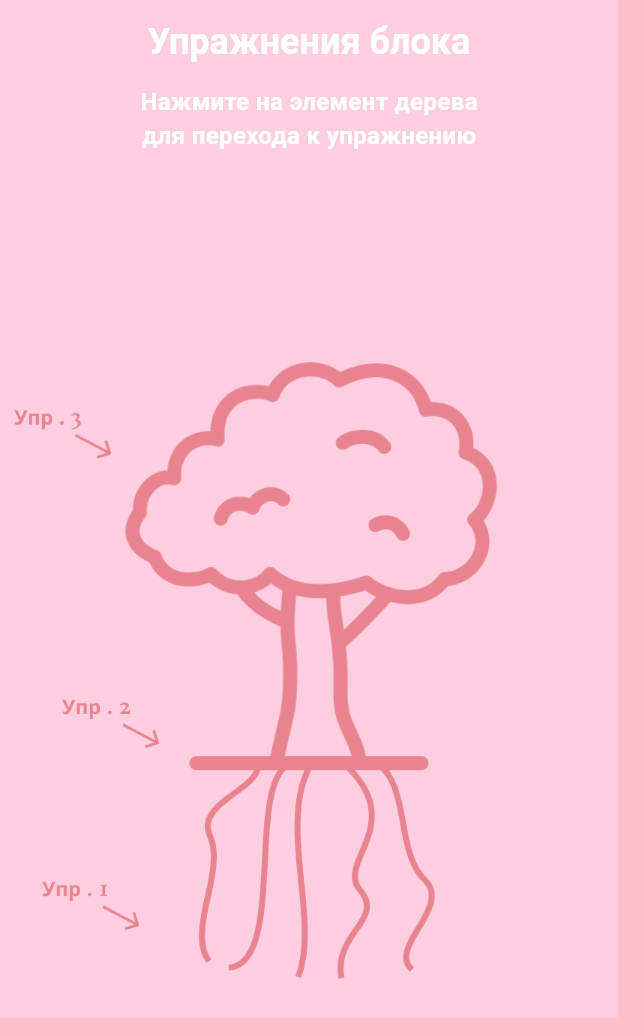
After one commit to horekDEV/self_love, a Flutter app: the TaskPage screen opened by its route, on a phone screen of 412 x 824 dp. The commit adds this screen. Shown: the top 1018 px of the screen. Run offline on Flutter 3.47's test engine with Material 3 defaults, Android fonts, the phone set to English and light mode, and no system bars; our stand-ins replace carousel_slider, fl_chart, flutter_svg, fluttertoast; missing offline and left inert: re_svg; project files that could hold a hidden picture were left out; key blocks and very long unbroken strings in the code were emptied for the run.

Commit message:
13.01.2025 commit

```diff
--- a/lib/features/myApp.dart
+++ b/lib/features/myApp.dart
@@ -1,9 +1,11 @@
 import 'package:flutter/cupertino.dart';
 import 'package:flutter/material.dart';
 import 'package:self_love/pages/main/main_page.dart';
+import 'package:self_love/pages/main/road_page.dart';
 import 'package:self_love/pages/profile/profile_page.dart';
 import 'package:self_love/pages/registration/register_page.dart';
 import 'package:self_love/pages/registration/send_code_page.dart';
+import 'package:self_love/pages/task_activity/task_page.dart';
 import 'package:self_love/pages/task_activity/test_page.dart';
 
 import '../pages/home_page.dart';
@@ -26,7 +28,9 @@ class MyApp extends StatelessWidget {
         '/code': (BuildContext context) => const SendCodePage(),
         '/profile': (BuildContext context) => const ProfilePage(),
         '/main': (BuildContext context) => const MainPage(),
-        '/test': (BuildContext context) => const TestPage()
+        '/test': (BuildContext context) => const TestPage(),
+        '/road': (BuildContext context) => const RoadPage(),
+        '/task': (BuildContext context) => const TaskPage()
       },
     );
   }
--- /dev/null
+++ b/lib/pages/task_activity/task_page.dart
@@ -0,0 +1,97 @@
+import 'package:flutter/material.dart';
+import 'package:self_love/pages/task_activity/task_screen_1.dart';
+import 'package:self_love/pages/task_activity/task_screen_2.dart';
+import 'package:self_love/pages/task_activity/task_screen_3.dart';
+
+class TaskPage extends StatefulWidget {
+  const TaskPage({super.key});
+
+  @override
+  State<TaskPage> createState() => _TaskPageState();
+}
+
+class _TaskPageState extends State<TaskPage> {
+  @override
+  Widget build(BuildContext context) {
+    return Scaffold(
+      backgroundColor: const Color(0xFFFDCEDF),
+      appBar: AppBar(
+        backgroundColor: const Color(0xFFFDCEDF),
+        leading: const SizedBox(),
+        centerTitle: true,
+        title: const Text(
+            'Упражнения блока',
+            style: TextStyle(
+              color: Colors.white,
+              fontSize: 24,
+              fontWeight: FontWeight.bold,
+            ),
+          ),
+      ),
+      body: Stack(
+        children: [
+          Column(
+            crossAxisAlignment: CrossAxisAlignment.center,
+            children: [
+              SizedBox(width: MediaQuery.of(context).size.width,),
+              const Text(
+                'Нажмите на элемент дерева',
+                style: TextStyle(
+                  color: Colors.white,
+                  fontSize: 16,
+                  fontWeight: FontWeight.bold,
+                ),
+              ),
+              const Text(
+                'для перехода к упражнению',
+                style: TextStyle(
+                  color: Colors.white,
+                  fontSize: 16,
+                  fontWeight: FontWeight.bold,
+                ),
+              ),
+            ]
+          ),
+          Center(child: SizedBox(width: 300, child: Image.asset('assets/taskIcons/tree.png'))),
+          Center(child: Column(
+            mainAxisAlignment: MainAxisAlignment.center,
+            children: [
+              GestureDetector(
+                child: Container(
+                  width: 260, height: 170,
+                  decoration: const BoxDecoration(color: Colors.transparent)
+                ),
+                onTap: () => Navigator.of(context).push(MaterialPageRoute(builder: (context) => const TaskScreen3()))
+              ),
+               GestureDetector(
+                child: Container(
+                  width: 90, height: 110,
+                  decoration: const BoxDecoration(color: Colors.transparent)
+                ),
+                onTap: () => Navigator.of(context).push(MaterialPageRoute(builder: (context) => const TaskScreen2()))
+              ),
+              GestureDetector(
+                child: Container(
+                  width: 180, height: 150,
+                  decoration: const BoxDecoration(color: Colors.transparent)
+                ),
+                onTap: () => Navigator.of(context).push(MaterialPageRoute(builder: (context) => const TaskScreen1()))
+              )
+            ]
+          )),
+          Padding(
+            padding: EdgeInsets.only(right: MediaQuery.of(context).size.width / 2 + 100),
+            child: Row(
+              mainAxisAlignment: MainAxisAlignment.end,
+              crossAxisAlignment: CrossAxisAlignment.center,
+              children: [
+                SizedBox(height: MediaQuery.of(context).size.height),
+                SizedBox(height: 360, child: Image.asset('assets/taskIcons/tasks_sign.png'))
+              ]
+            )
+          )
+        ]
+      )
+    );
+  }
+}
--- a/lib/pages/task_activity/test_page.dart
+++ b/lib/pages/task_activity/test_page.dart
@@ -12,7 +12,7 @@ class TestPage extends StatefulWidget {
 class _TestPageState extends State<TestPage> {
   double sliderValue = 50.0;
   int count = 0;
-  static List<double> questionAnswers = List.empty();
+  List<double> questionAnswers = [];
   List<String> questions = [
     "Я принимаю себя таким(ой), какой(ая) я есть, со всеми достоинствами и недостатками.",
     "Мне не нужно одобрение окружающих, чтобы чувствовать себя ценным(ой).",
@@ -112,7 +112,6 @@ class _TestPageState extends State<TestPage> {
             InkWell(
               onTap: () {
                 setState(() {
-                  // FIXME(Сделать переключение вопросов корректным)
                   questionAnswers.add(sliderValue);
                   if (count == questions.length - 1) {
                     Fluttertoast.showToast(
--- a/pubspec.yaml
+++ b/pubspec.yaml
@@ -69,6 +69,8 @@ flutter:
     - assets/mainIcons/
     - assets/profileIcons/
     - assets/images/
+    - assets/roadComponents/
+    - assets/taskIcons/
 
   # An image asset can refer to one or more resolution-specific "variants", see
   # https://flutter.dev/to/resolution-aware-images
```
Also changed, not shown: lib/pages/main/main_page.dart (+12 -6 lines), lib/pages/main/road_page.dart (added, +73 -0 lines), lib/pages/profile/profile_page.dart (+10 -5 lines), lib/pages/registration/register_page.dart (+17 -17 lines), lib/pages/task_activity/task_screen_1.dart (added, +15 -0 lines), lib/pages/task_activity/task_screen_2.dart (added, +15 -0 lines), lib/pages/task_activity/task_screen_3.dart (added, +15 -0 lines), assets/profileIcons/pen.png (added), assets/roadComponents/grass.svg (added), assets/roadComponents/path.svg (added), assets/roadComponents/tree.png (added), assets/taskIcons/tasks_sign.png (added), assets/taskIcons/tree.png (added).
